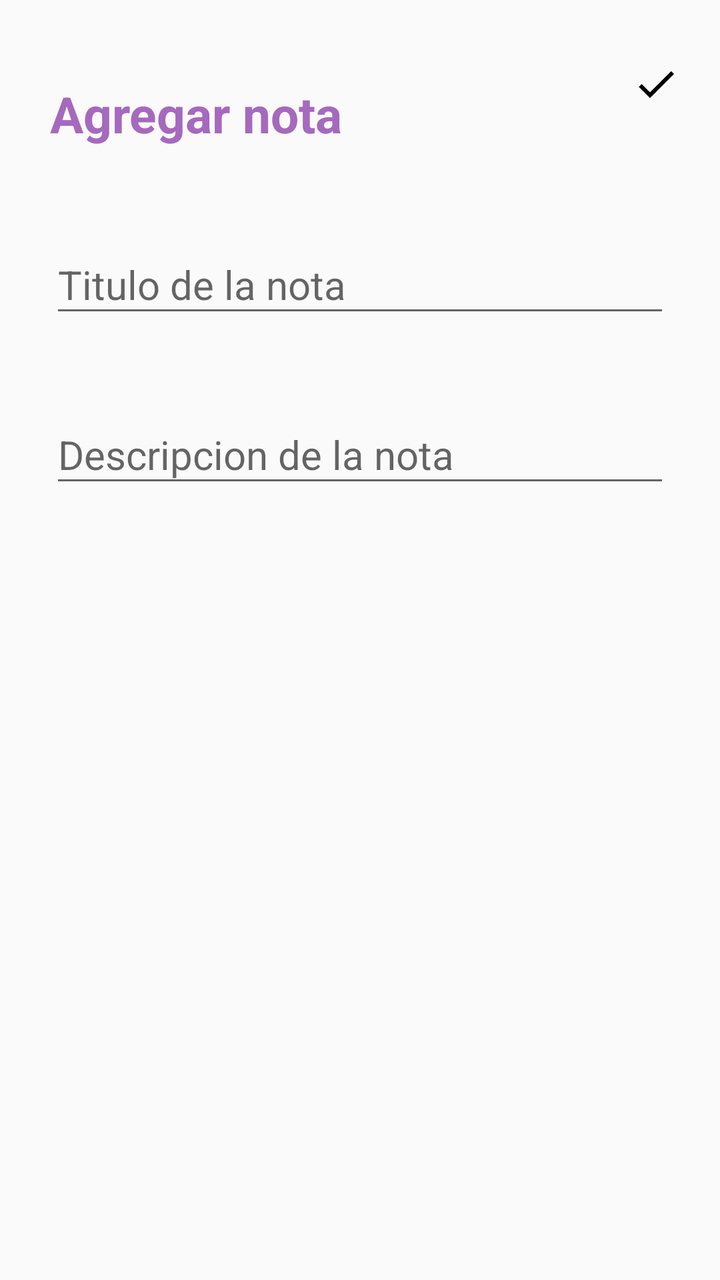
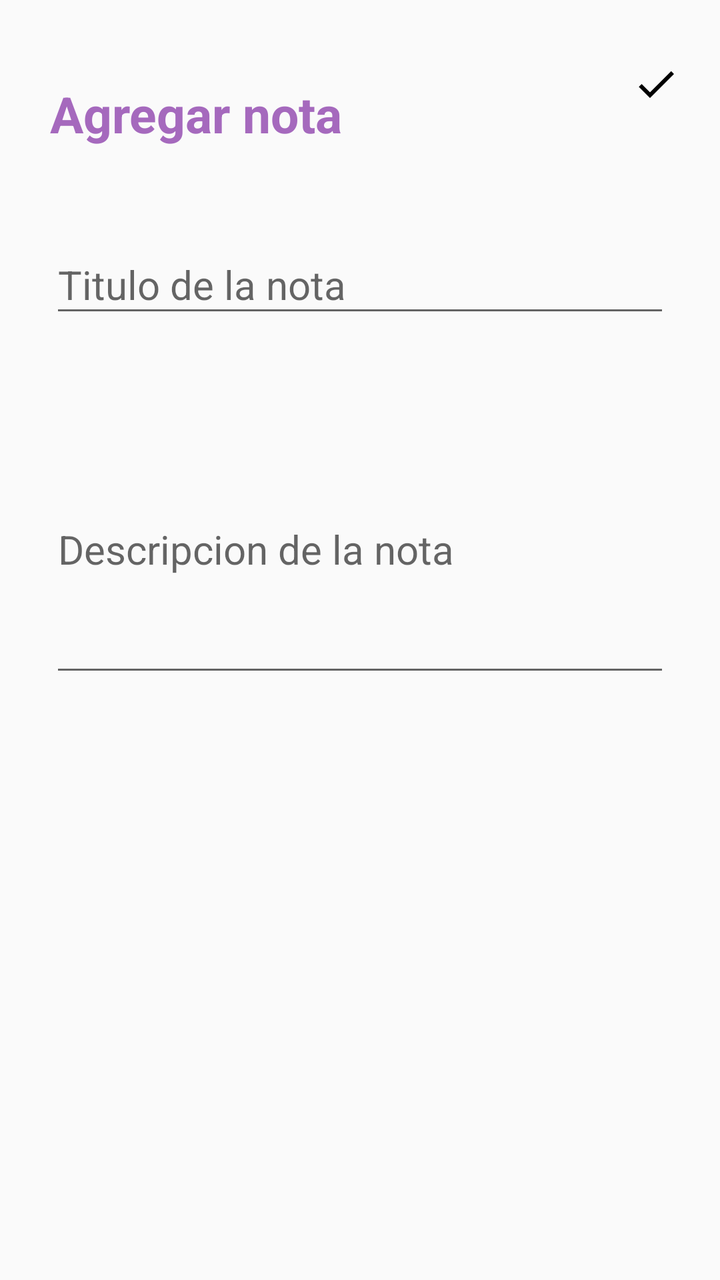

Before-and-after screenshots of an Android layout around one commit, followed by the original layout XML and the change that was made.
<!-- AndroidManifest.xml: application theme Theme.Nota_appSQlite -->
<!-- res/layout/activity_agregar_nota.xml -->
<?xml version="1.0" encoding="utf-8"?>
<RelativeLayout xmlns:android="http://schemas.android.com/apk/res/android"
    xmlns:app="http://schemas.android.com/apk/res-auto"
    xmlns:tools="http://schemas.android.com/tools"
    android:id="@+id/main"
    android:layout_width="match_parent"
    android:layout_height="match_parent"
    android:orientation="vertical"
    android:padding="15dp"
    tools:context=".AgregarNotaActivity">

    <TextView
        android:id="@+id/txtAgregarNota"
        android:text="@string/txtAgregarNota"
        android:textStyle="bold"
        android:layout_width="wrap_content"
        android:layout_height="wrap_content"
        android:layout_alignParentTop="true"
        android:layout_marginTop="15dp"
        android:textColor="@color/morado"
        android:textSize="25sp"
        android:padding="10dp"/>

    <ImageView
        android:id="@+id/GuardarNota"
        android:src="@drawable/ic_check"
        android:layout_alignTop="@+id/txtAgregarNota"
        android:layout_alignParentEnd="true"
        android:layout_marginEnd="5dp"
        android:layout_width="wrap_content"
        android:layout_height="wrap_content"/>

    <com.google.android.material.textfield.TextInputLayout
        android:id="@+id/TILTitulo"
        android:layout_width="match_parent"
        android:layout_height="wrap_content"
        android:layout_below="@+id/txtAgregarNota"
        android:layout_marginTop="15dp"
        android:padding="10dp">

        <EditText
        android:id="@+id/etTitulo"
        android:hint="@string/etTitulo"
        android:maxLines="1"
            android:textColorLink="465FCB"
        android:textSize="20sp"
        android:layout_width="match_parent"
        android:layout_height="wrap_content"/>
    </com.google.android.material.textfield.TextInputLayout>


    <com.google.android.material.textfield.TextInputLayout
        android:layout_width="match_parent"
        android:layout_height="wrap_content"
        android:layout_below="@id/TILTitulo"
        android:layout_marginTop="10dp"
        android:padding="10dp">

    <EditText
        android:id="@+id/etDescripcion"
        android:layout_width="match_parent"
        android:layout_height="wrap_content"
        android:hint="@string/etDescripcion"
        android:textSize="20sp" />
    </com.google.android.material.textfield.TextInputLayout>


</RelativeLayout>
<!-- resources referenced by this layout -->
<resources>
  <color name="morado">#A569BD</color>
  <!-- drawable ic_check (drawable) -->
  <vector xmlns:android="http://schemas.android.com/apk/res/android" android:height="24dp" android:tint="#000000" android:viewportHeight="24" android:viewportWidth="24" android:width="24dp">
        
      <path android:fillColor="@android:color/white" android:pathData="M9,16.17L4.83,12l-1.42,1.41L9,19 21,7l-1.41,-1.41z"/>
      
  </vector>
  <string name="etDescripcion">Descripcion de la nota</string>
  <string name="etTitulo">Titulo de la nota</string>
  <string name="txtAgregarNota">Agregar nota </string>
  <style name="Theme.Nota_appSQlite" parent="Theme.AppCompat.Light.NoActionBar">
          <item name="colorPrimary">@color/morado</item>
          <item name="colorPrimaryVariant">@color/morado</item>
          <item name="android:statusBarColor">@color/morado</item>
      </style>
</resources>

<!-- the commit's change to res/layout/activity_agregar_nota.xml (unified diff, before → after) -->
@@ -5,64 +5,66 @@
     android:id="@+id/main"
     android:layout_width="match_parent"
     android:layout_height="match_parent"
-    android:orientation="vertical"
     android:padding="15dp"
     tools:context=".AgregarNotaActivity">
 
     <TextView
         android:id="@+id/txtAgregarNota"
-        android:text="@string/txtAgregarNota"
-        android:textStyle="bold"
         android:layout_width="wrap_content"
         android:layout_height="wrap_content"
         android:layout_alignParentTop="true"
         android:layout_marginTop="15dp"
+        android:padding="10dp"
+        android:text="@string/txtAgregarNota"
         android:textColor="@color/morado"
         android:textSize="25sp"
-        android:padding="10dp"/>
+        android:textStyle="bold" />
 
     <ImageView
         android:id="@+id/GuardarNota"
-        android:src="@drawable/ic_check"
-        android:layout_alignTop="@+id/txtAgregarNota"
+        android:layout_width="wrap_content"
+        android:layout_height="wrap_content"
+        android:layout_alignTop="@id/txtAgregarNota"
         android:layout_alignParentEnd="true"
         android:layout_marginEnd="5dp"
-        android:layout_width="wrap_content"
-        android:layout_height="wrap_content"/>
+        android:src="@drawable/ic_check"
+        app:tint="@color/black"
+        android:contentDescription="Guardar nota" />
 
     <com.google.android.material.textfield.TextInputLayout
         android:id="@+id/TILTitulo"
         android:layout_width="match_parent"
         android:layout_height="wrap_content"
-        android:layout_below="@+id/txtAgregarNota"
+        android:layout_below="@id/txtAgregarNota"
         android:layout_marginTop="15dp"
         android:padding="10dp">
 
-        <EditText
-        android:id="@+id/etTitulo"
-        android:hint="@string/etTitulo"
-        android:maxLines="1"
-            android:textColorLink="465FCB"
-        android:textSize="20sp"
-        android:layout_width="match_parent"
-        android:layout_height="wrap_content"/>
+        <com.google.android.material.textfield.TextInputEditText
+            android:id="@+id/etTitulo"
+            android:layout_width="match_parent"
+            android:layout_height="wrap_content"
+            android:hint="@string/etTitulo"
+            android:inputType="textCapSentences"
+            android:maxLines="1"
+            android:textSize="20sp" />
     </com.google.android.material.textfield.TextInputLayout>
 
-
     <com.google.android.material.textfield.TextInputLayout
+        android:id="@+id/TILDescripcion"
         android:layout_width="match_parent"
         android:layout_height="wrap_content"
         android:layout_below="@id/TILTitulo"
         android:layout_marginTop="10dp"
         android:padding="10dp">
 
-    <EditText
-        android:id="@+id/etDescripcion"
-        android:layout_width="match_parent"
-        android:layout_height="wrap_content"
-        android:hint="@string/etDescripcion"
-        android:textSize="20sp" />
+        <com.google.android.material.textfield.TextInputEditText
+            android:id="@+id/etDescripcion"
+            android:layout_width="match_parent"
+            android:layout_height="wrap_content"
+            android:hint="@string/etDescripcion"
+            android:inputType="textMultiLine|textCapSentences"
+            android:minLines="5"
+            android:textSize="20sp" />
     </com.google.android.material.textfield.TextInputLayout>
 
-
 </RelativeLayout>
<!-- resource entries referenced after the edit -->
@@ -1,5 +1,6 @@
 <!-- resources referenced by this layout -->
 <resources>
+  <color name="black">#FF000000</color>
   <color name="morado">#A569BD</color>
   <!-- drawable ic_check (drawable) -->
   <vector xmlns:android="http://schemas.android.com/apk/res/android" android:height="24dp" android:tint="#000000" android:viewportHeight="24" android:viewportWidth="24" android:width="24dp">
